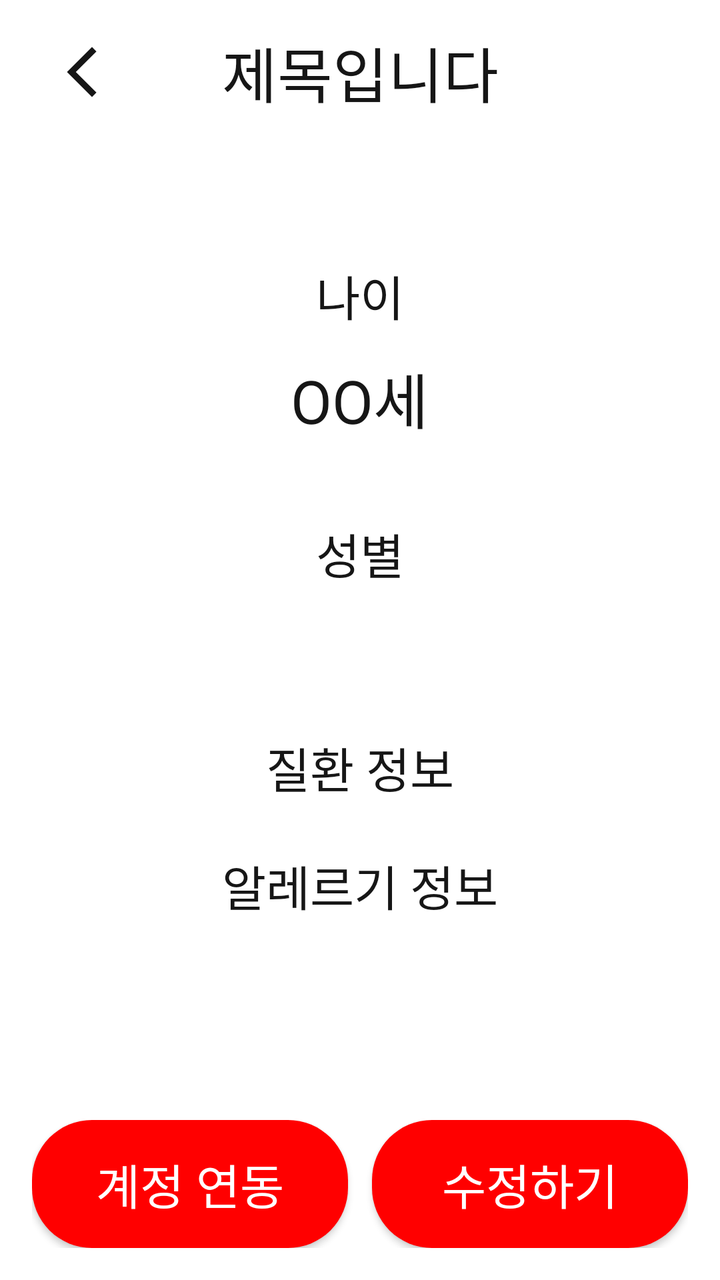
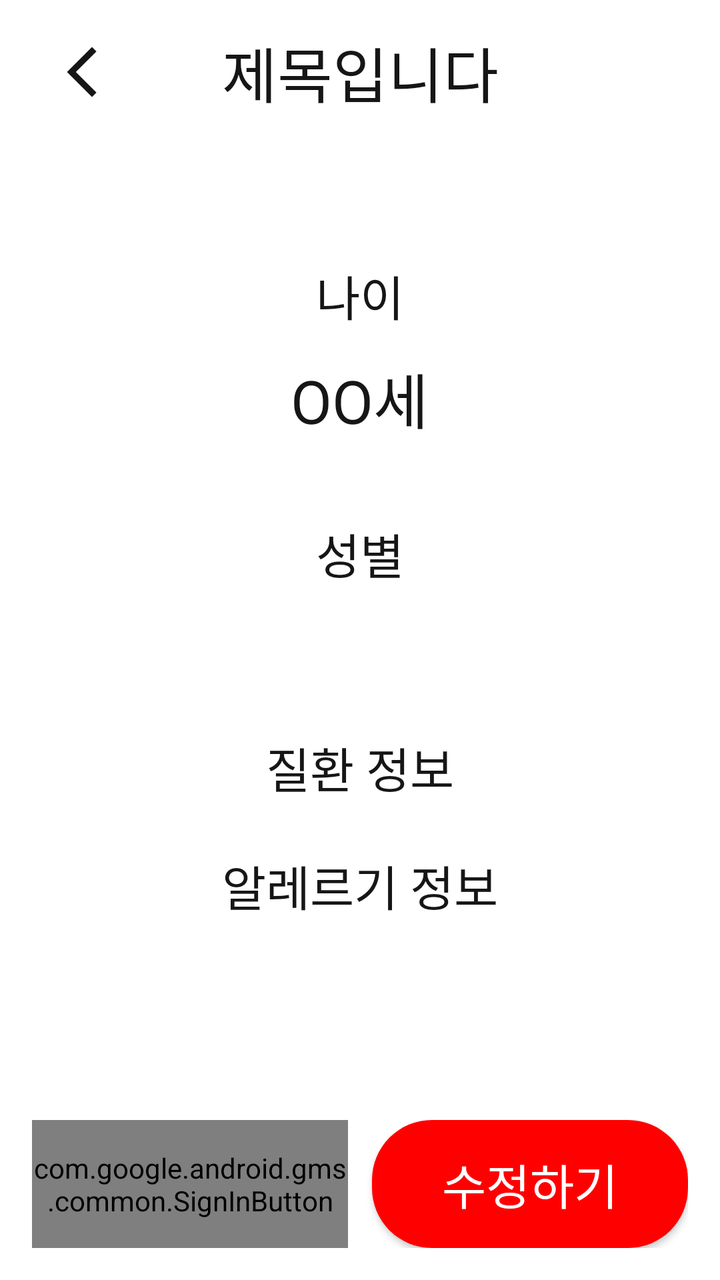

Two renders of the same Android screen: before a commit and after it. Below are the layout's source before the change and the commit's diff.
<!-- AndroidManifest.xml: application theme Theme.BeYourEyes -->
<!-- res/layout/activity_user_info.xml -->
<?xml version="1.0" encoding="utf-8"?>
<LinearLayout xmlns:android="http://schemas.android.com/apk/res/android"
    xmlns:app="http://schemas.android.com/apk/res-auto"
    xmlns:tools="http://schemas.android.com/tools"
    android:layout_width="match_parent"
    android:layout_height="match_parent"
    android:orientation="vertical"
    tools:context=".UserInfoActivity">

  <include layout="@layout/toolbar_dafault" />


  <ScrollView
      android:layout_width="match_parent"
      android:layout_height="0dp"
      android:padding="24sp"
      android:layout_weight="1">

    <LinearLayout
        android:layout_width="match_parent"
        android:layout_height="wrap_content"
        android:orientation="vertical">

      <TextView
          android:id="@+id/ageText"
          android:layout_width="wrap_content"
          android:layout_height="wrap_content"
          android:layout_gravity="center"
          android:layout_marginTop="34sp"
          android:text="나이"
          android:textColor="@color/black"
          style="@style/title3"/>

      <TextView
          android:id="@+id/infoAge"
          android:layout_width="wrap_content"
          android:layout_height="wrap_content"
          android:layout_gravity="center"
          android:layout_marginTop="12sp"
          android:minHeight="48dp"
          android:textAlignment="center"
          android:text="OO세"
          android:textColor="@color/black"
          style="@style/title2"/>

      <TextView
          android:id="@+id/sexText"
          android:layout_width="wrap_content"
          android:layout_height="wrap_content"
          android:layout_gravity="center"
          android:layout_marginTop="34sp"
          android:text="성별"
          android:textColor="@color/black"
          style="@style/title3"/>

      <TextView
          android:id="@+id/infoSex"
          android:layout_width="wrap_content"
          android:layout_height="wrap_content"
          android:layout_gravity="center"
          android:layout_marginTop="12sp"
          android:fontFamily="@font/pretendard500"
          android:minHeight="48dp"
          android:textAlignment="center"
          android:textColor="@color/black"
          android:textSize="24sp" />


      <TextView
          android:id="@+id/diseaseText"
          android:layout_width="wrap_content"
          android:layout_height="wrap_content"
          android:layout_gravity="center"
          android:layout_marginTop="12sp"
          android:text="질환 정보"
          android:textColor="@color/black"
          style="@style/title3" />

      <com.google.android.material.chip.ChipGroup
          android:id="@+id/diseaseChipGroup"
          android:layout_width="wrap_content"
          android:layout_height="wrap_content"
          android:layout_gravity="center"
          android:layout_marginTop="12sp"
          app:chipSpacingHorizontal="12dp"
          app:singleLine="true"
          style="@style/title3">

      </com.google.android.material.chip.ChipGroup>

      <TextView
          android:id="@+id/allergicText"
          android:layout_width="wrap_content"
          android:layout_height="wrap_content"
          android:layout_gravity="center"
          android:layout_marginTop="12sp"
          android:text="알레르기 정보"
          android:textColor="@color/black"
          style="@style/title3" />

      <com.google.android.material.chip.ChipGroup
          android:id="@+id/allergyChipGroup"
          android:layout_width="wrap_content"
          android:layout_height="wrap_content"
          android:layout_gravity="center"
          android:layout_marginTop="12sp"
          app:chipSpacingHorizontal="12dp"
          app:singleLine="false"
          style="@style/title3">

      </com.google.android.material.chip.ChipGroup>

    </LinearLayout>
  </ScrollView>

  <LinearLayout
      android:layout_width="match_parent"
      android:layout_height="wrap_content"
      android:orientation="horizontal"
      android:layout_marginBottom="16sp"
      android:layout_marginLeft="16sp"
      android:layout_marginRight="16sp">

    <androidx.appcompat.widget.AppCompatButton
        android:id="@+id/googleConnectButton"
        android:layout_width="match_parent"
        android:layout_height="64sp"
        android:layout_weight="1"
        android:layout_marginEnd="6sp"
        android:background="@drawable/button_highlight"
        android:fontFamily="@font/pretendard700"
        android:text="계정 연동"
        android:textColor="@color/white"
        android:textSize="24sp" />

    <androidx.appcompat.widget.AppCompatButton
        android:id="@+id/userInfoChangeButton"
        android:layout_width="match_parent"
        android:layout_height="64sp"
        android:layout_weight="1"
        android:layout_marginStart="6sp"
        android:background="@drawable/button_highlight"
        android:fontFamily="@font/pretendard700"
        android:text="수정하기"
        android:textColor="@color/white"
        android:textSize="24sp" />
  </LinearLayout>

</LinearLayout>
<!-- res/layout/toolbar_dafault.xml (included above) -->
<?xml version="1.0" encoding="utf-8"?>
<androidx.appcompat.widget.Toolbar xmlns:android="http://schemas.android.com/apk/res/android"
    xmlns:app="http://schemas.android.com/apk/res-auto"
    android:id="@+id/toolbarDefault"
    android:layout_width="match_parent"
    android:layout_height="72sp"
    android:background="@color/transparent">

    
    <ImageButton
        android:id="@+id/toolbarBackBtn"
        android:layout_width="wrap_content"
        android:layout_height="wrap_content"
        android:background="?android:attr/selectableItemBackground"
        android:contentDescription="뒤로가기"
        android:padding="10dp"
        android:src="@drawable/arrow_back" />

    
    <TextView
        android:id="@+id/toolbarTitle"
        style="@style/title2"
        android:layout_width="wrap_content"
        android:layout_height="match_parent"
        android:layout_gravity="center"
        android:gravity="center"
        android:text="제목입니다"
        android:textColor="@color/black" />

</androidx.appcompat.widget.Toolbar>
<!-- resources referenced by this layout -->
<resources>
  <color name="black">#FF161616</color>
  <color name="transparent">#00FFFFFF</color>
  <color name="white">#FFFFFFFF</color>
  <!-- drawable arrow_back (drawable) -->
  <vector android:height="30dp" android:tint="#161616"
      android:viewportHeight="24" android:viewportWidth="24"
      android:width="30dp" xmlns:android="http://schemas.android.com/apk/res/android">
      <path android:fillColor="@android:color/white" android:pathData="M17.77,3.77l-1.77,-1.77l-10,10l10,10l1.77,-1.77l-8.23,-8.23z"/>
  </vector>
  <!-- drawable button_highlight (drawable) -->
  <?xml version="1.0" encoding="utf-8"?>
  <shape xmlns:android="http://schemas.android.com/apk/res/android"
      android:shape="rectangle">
      <solid android:color="@color/highlight" />
      <corners android:radius="30dp" />
  
  </shape>
  <style name="title2">
          <item name="android:fontFamily">@font/pretendard700</item>
          <item name="android:textSize">30sp</item>
      </style>
  <style name="title3">
          <item name="android:fontFamily">@font/pretendard600</item>
          <item name="android:textSize">24sp</item>
      </style>
  <style name="Theme.BeYourEyes" parent="Theme.MaterialComponents.DayNight.DarkActionBar">
          
          <item name="colorPrimary">@color/purple_500</item>
          <item name="colorPrimaryVariant">@color/purple_700</item>
          <item name="colorOnPrimary">@color/white</item>
          
          <item name="colorSecondary">@color/teal_200</item>
          <item name="colorSecondaryVariant">@color/teal_700</item>
          <item name="colorOnSecondary">@color/black</item>
          
          <item name="android:statusBarColor">?attr/colorPrimaryVariant</item>
          
  
          
          <item name="windowNoTitle">true</item>
          
          <item name="android:windowFullscreen">true</item>
      </style>
  <color name="highlight">#FF0000</color>
  <color name="purple_500">#FF6200EE</color>
  <color name="purple_700">#FF3700B3</color>
  <color name="teal_200">#FF03DAC5</color>
  <color name="teal_700">#FF018786</color>
</resources>

<!-- the commit's change to res/layout/activity_user_info.xml (unified diff, before → after) -->
@@ -121,17 +121,17 @@
       android:layout_marginLeft="16sp"
       android:layout_marginRight="16sp">
 
-    <androidx.appcompat.widget.AppCompatButton
+
+    <com.google.android.gms.common.SignInButton
         android:id="@+id/googleConnectButton"
         android:layout_width="match_parent"
         android:layout_height="64sp"
         android:layout_weight="1"
         android:layout_marginEnd="6sp"
         android:background="@drawable/button_highlight"
-        android:fontFamily="@font/pretendard700"
-        android:text="계정 연동"
-        android:textColor="@color/white"
-        android:textSize="24sp" />
+        android:fontFamily="@font/pretendard700" />
+
+    
 
     <androidx.appcompat.widget.AppCompatButton
         android:id="@+id/userInfoChangeButton"
